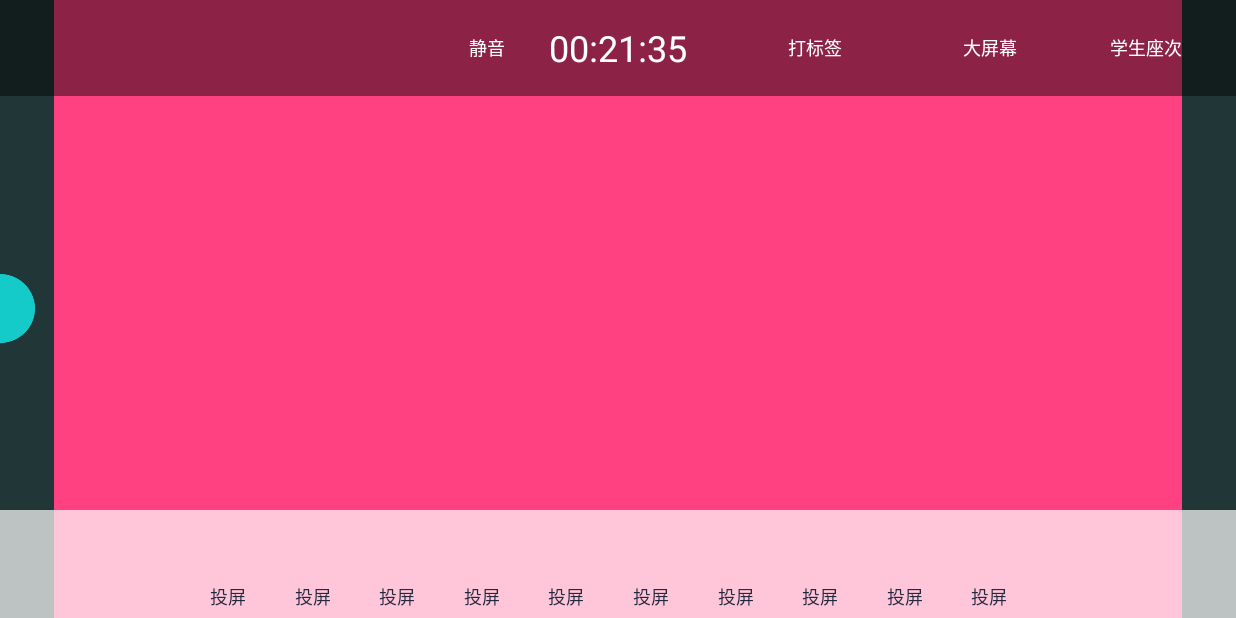
After one commit to jiucongtian/ruiyitong, an Android app: the LessonActivity screen opened directly, with no data from a screen before it, on a phone screen of 824 x 412 dp (held sideways). The commit adds this screen. Run offline under Robolectric (Android 15) with nearby library versions, the phone set to English and light mode, and no system bars; our stand-ins replace ButterKnife; libraries missing offline, so code that uses them is left out: com.mikepenz.iconics; 1 statement that could not run was skipped.

Commit message:
增加tools

```diff
--- a/app/src/main/AndroidManifest.xml
+++ b/app/src/main/AndroidManifest.xml
@@ -18,7 +18,7 @@
             </intent-filter>
         </activity>
 
-        <activity android:name=".pages.lesson.Lesson"
+        <activity android:name=".pages.lesson.LessonActivity"
             android:screenOrientation="landscape">
 
         </activity>
--- /dev/null
+++ b/app/src/main/java/com/example/howard/ruiyipai/common/Utils.java
@@ -0,0 +1,27 @@
+package com.example.howard.ruiyipai.common;
+
+import android.content.Context;
+
+/**
+ * Created by howard on 2018/1/17.
+ * Email zh@longhuapuxin.com
+ */
+
+public class Utils {
+    /**
+     * dp2px
+     */
+    public static int dip2px(Context context, float dpValue) {
+        final float scale = context.getResources().getDisplayMetrics().density;
+        return (int) (dpValue * scale + 0.5f);
+    }
+
+    /**
+     * px2dp
+     */
+    public static int px2dip(Context context, float pxValue) {
+        final float scale = context.getResources().getDisplayMetrics().density;
+        return (int) (pxValue / scale + 0.5f);
+    }
+
+}
--- a/app/src/main/java/com/example/howard/ruiyipai/pages/home/MainActivity.java
+++ b/app/src/main/java/com/example/howard/ruiyipai/pages/home/MainActivity.java
@@ -3,12 +3,8 @@ package com.example.howard.ruiyipai.pages.home;
 import android.graphics.Color;
 import android.os.Build;
 import android.content.Intent;
-import android.graphics.Color;
-import android.os.Bundle;
-import android.support.annotation.Nullable;
 import android.support.v4.widget.DrawerLayout;
 import android.support.v7.widget.LinearLayoutManager;
-import android.support.v7.widget.StaggeredGridLayoutManager;
 import android.view.Gravity;
 import android.view.View;
 import com.example.howard.ruiyipai.R;
@@ -18,15 +14,14 @@ import android.view.animation.Animation;
 import android.view.animation.AnimationUtils;
 import android.widget.ImageView;
 
-import com.example.howard.ruiyipai.pages.lesson.Lesson;
-import android.widget.ImageView;
+import com.example.howard.ruiyipai.pages.lesson.LessonActivity;
+
 import android.widget.LinearLayout;
 import android.widget.TextView;
 import com.example.howard.ruiyipai.recyclerAdapter.ClassAdapter;
 import com.mikepenz.iconics.IconicsDrawable;
 
 import butterknife.BindView;
-import butterknife.ButterKnife;
 import butterknife.OnClick;
 
 
@@ -123,7 +118,7 @@ public class MainActivity extends BaseActivity {
                         .color(Color.WHITE);
                 ivWork.setImageDrawable(tt);
                 //test
-                Intent intent = new Intent(this, Lesson.class);
+                Intent intent = new Intent(this, LessonActivity.class);
                 this.startActivity(intent);
                 //test end
                 break;
--- a/app/src/main/java/com/example/howard/ruiyipai/pages/lesson/Lesson.java
+++ /dev/null
@@ -1,37 +0,0 @@
-package com.example.howard.ruiyipai.pages.lesson;
-
-import android.os.Bundle;
-import android.support.annotation.Nullable;
-import android.support.v4.widget.DrawerLayout;
-import android.support.v7.widget.LinearLayoutManager;
-import android.support.v7.widget.RecyclerView;
-import android.view.Gravity;
-import android.view.View;
-import android.view.animation.Animation;
-import android.view.animation.AnimationUtils;
-
-import com.example.howard.ruiyipai.R;
-import com.example.howard.ruiyipai.base.BaseActivity;
-import com.example.howard.ruiyipai.recyclerAdapter.ClassAdapter;
-
-import butterknife.BindView;
-import butterknife.ButterKnife;
-import butterknife.OnClick;
-
-
-public class Lesson extends BaseActivity {
-
-    @Override
-    public void initPages() {
-    }
-
-//    @OnClick({R.id.iv_home_menu, R.id.iv_camera})
-//    public void onClick(View v) {
-//        int id = v.getId();
-//    }
-
-    @Override
-    protected int getLayoutId() {
-        return R.layout.activity_lesson;
-    }
-}
--- /dev/null
+++ b/app/src/main/java/com/example/howard/ruiyipai/pages/lesson/LessonActivity.java
@@ -0,0 +1,51 @@
+package com.example.howard.ruiyipai.pages.lesson;
+
+import android.support.v7.widget.GridLayoutManager;
+import android.support.v7.widget.LinearLayoutManager;
+import android.support.v7.widget.RecyclerView;
+import android.view.ViewGroup;
+
+import com.example.howard.ruiyipai.R;
+import com.example.howard.ruiyipai.base.BaseActivity;
+import com.example.howard.ruiyipai.common.Utils;
+
+import butterknife.BindView;
+
+
+public class LessonActivity extends BaseActivity {
+
+    static final int ONE_LINE_NUMBER = 10;
+    static final int LINE_HEIGHT_DP = 72;
+
+    @BindView(R.id.rlv_tools)
+    RecyclerView lessonTools;
+
+    @Override
+    public void initPages() {
+        ViewGroup.LayoutParams layoutParams = lessonTools.getLayoutParams();
+        layoutParams.height = Utils.dip2px(this, LINE_HEIGHT_DP) * 2;
+        lessonTools.setLayoutParams(layoutParams);
+
+        RecyclerView.LayoutManager layoutManager = new GridLayoutManager(this, 10, LinearLayoutManager.VERTICAL, false) {
+            @Override
+            public boolean canScrollVertically() {
+                return false;
+            }
+        };
+        lessonTools.setLayoutManager(layoutManager);
+
+        LessonToolsAdapter adapter = new LessonToolsAdapter(null);
+        lessonTools.setAdapter(adapter);
+
+    }
+
+//    @OnClick({R.id.iv_home_menu, R.id.iv_camera})
+//    public void onClick(View v) {
+//        int id = v.getId();
+//    }
+
+    @Override
+    protected int getLayoutId() {
+        return R.layout.activity_lesson;
+    }
+}
--- /dev/null
+++ b/app/src/main/java/com/example/howard/ruiyipai/pages/lesson/LessonToolsAdapter.java
@@ -0,0 +1,66 @@
+package com.example.howard.ruiyipai.pages.lesson;
+
+import android.support.v7.widget.RecyclerView;
+import android.view.LayoutInflater;
+import android.view.View;
+import android.view.ViewGroup;
+import android.widget.TextView;
+
+import com.example.howard.ruiyipai.R;
+
+import java.util.ArrayList;
+
+/**
+ * Created by howard on 2018/1/14.
+ * Email zh@longhuapuxin.com
+ */
+
+public class LessonToolsAdapter extends RecyclerView.Adapter<LessonToolsAdapter.ViewHolder>{
+
+    private ArrayList<String> mData;
+
+    public LessonToolsAdapter(ArrayList<String> data) {
+        this.mData = data;
+    }
+
+    public void updateData(ArrayList<String> data) {
+        this.mData = data;
+        notifyDataSetChanged();
+    }
+
+    @Override
+    public ViewHolder onCreateViewHolder(ViewGroup parent, int viewType) {
+        // 实例化展示的view
+        View v = LayoutInflater.from(parent.getContext()).inflate(R.layout.item_lesson_grid, parent, false);
+        // 实例化viewholder
+        ViewHolder viewHolder = new ViewHolder(v);
+        return viewHolder;
+    }
+
+
+    @Override
+    public void onBindViewHolder(ViewHolder holder, int position) {
+        // 绑定数据
+//        holder.mTv.setText(mData.get(position));
+//        holder.mLesson.setText("上午第一节");
+//        holder.mComments.setText("高中高一年级1班 外语备课内容");
+    }
+
+    @Override
+    public int getItemCount() {
+//        return mData == null ? 0 : mData.size();
+        return 15;
+    }
+
+    public static class ViewHolder extends RecyclerView.ViewHolder {
+
+//        TextView mLesson;
+//        TextView mComments;
+
+        public ViewHolder(View itemView) {
+            super(itemView);
+//            mLesson = (TextView) itemView.findViewById(R.id.tv_home_lesson);
+//            mComments = (TextView) itemView.findViewById(R.id.tv_home_lesson_comments);
+        }
+    }
+}
--- a/app/src/main/res/layout/activity_lesson.xml
+++ b/app/src/main/res/layout/activity_lesson.xml
@@ -1,6 +1,7 @@
 <?xml version="1.0" encoding="utf-8"?>
 
-<android.support.v4.widget.DrawerLayout xmlns:android="http://schemas.android.com/apk/res/android"
+<android.support.v4.widget.DrawerLayout
+    xmlns:android="http://schemas.android.com/apk/res/android"
     xmlns:app="http://schemas.android.com/apk/res-auto"
     android:layout_width="match_parent"
     android:layout_height="match_parent"
@@ -152,6 +153,25 @@
             android:layout_height="72dp"
             android:background="@color/white_translucence"
             android:layout_alignParentBottom="true">
+
+
+
+            <android.support.v7.widget.RecyclerView
+                android:id="@+id/rlv_tools"
+                android:layout_width="match_parent"
+                android:layout_height="wrap_content"
+                android:layout_marginLeft="130dp"
+                android:layout_marginRight="130dp"
+                tools:background="@color/black">
+
+            </android.support.v7.widget.RecyclerView>
+
+
+
+
+
+
+
         </RelativeLayout>
     </RelativeLayout>
 
--- /dev/null
+++ b/app/src/main/res/layout/item_lesson_grid.xml
@@ -0,0 +1,41 @@
+<?xml version="1.0" encoding="utf-8"?>
+<RelativeLayout
+    xmlns:android="http://schemas.android.com/apk/res/android"
+    xmlns:app="http://schemas.android.com/apk/res-auto"
+    xmlns:tools="http://schemas.android.com/tools"
+    android:layout_width="wrap_content"
+    android:layout_height="72dp"
+    tools:ignore="MissingPrefix">
+    <LinearLayout
+        android:layout_centerVertical="true"
+        android:orientation="vertical"
+        android:layout_width="wrap_content"
+        android:layout_height="wrap_content">
+
+        <FrameLayout
+
+            android:layout_width="wrap_content"
+            android:layout_height="wrap_content">
+            <ImageView
+                android:layout_width="44dp"
+                android:layout_height="44dp"
+                app:ico_color="@color/font_gray_1"
+                app:ico_icon="fon_808"
+                tools:src="@color/red"/>
+            <ImageView
+                android:layout_gravity="center"
+                android:layout_width="26dp"
+                android:layout_height="26dp"
+                app:ico_color="@color/font_dark"
+                app:ico_icon="fon_813"
+                tools:src="@color/red"/>
+        </FrameLayout>
+        <TextView
+            style="@style/txt_12_dark"
+            android:layout_gravity="center_horizontal"
+            android:layout_width="wrap_content"
+            android:layout_height="wrap_content"
+            android:text="投屏"/>
+    </LinearLayout>
+
+</RelativeLayout>
--- a/app/src/main/res/values/styles.xml
+++ b/app/src/main/res/values/styles.xml
@@ -33,6 +33,11 @@
     <style name="txt_12_white">
         <item name="android:textSize">12sp</item>
         <item name="android:textColor">@color/font_white</item>
+    </style>
+
+    <style name="txt_12_dark">
+        <item name="android:textSize">12sp</item>
+        <item name="android:textColor">@color/font_dark</item>
     </style>
 
     <style name="txt_14_gray">
```
